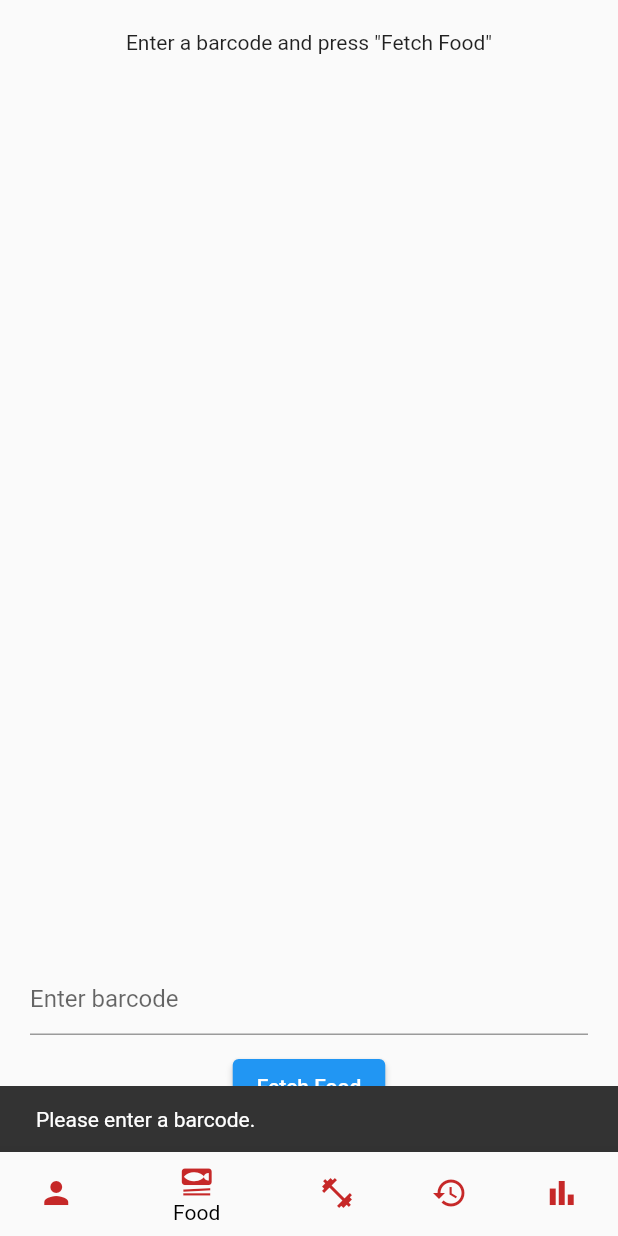
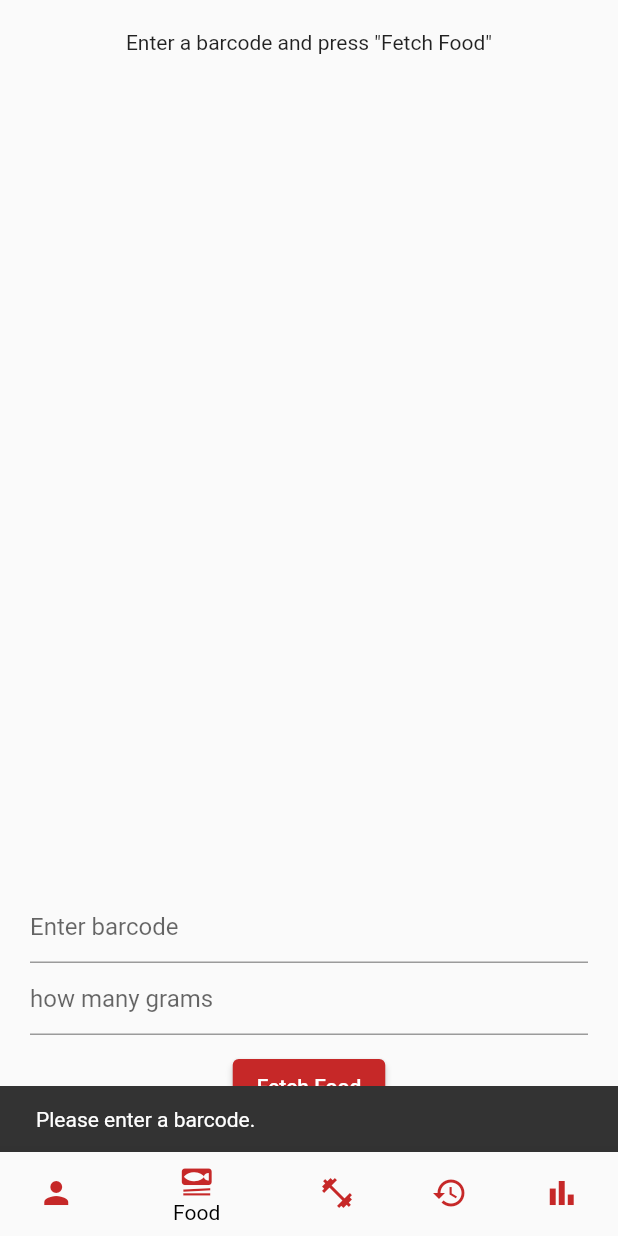
Before and after one commit to FrederikvSvane/FitMate, a Flutter app: the screen it shows after launch, item 2 of the bottom bar chosen, after a tap on "Fetch Food", on a phone screen of 412 x 824 dp. Run offline on Flutter 3.47's test engine with Material 2 defaults, Android fonts, the phone set to English and light mode, and no system bars.

Commit message:
Made it possible to add how much you ate and to see protein for the products

```diff
--- a/lib/classes/FoodApi.dart
+++ b/lib/classes/FoodApi.dart
@@ -5,8 +5,9 @@ class FoodApi {
   final int barcode;
   final String nameComponent;
   final num calories;
+  final num proteins;
 
-  FoodApi({required this.barcode, required this.nameComponent, required this.calories});
+  FoodApi({required this.barcode, required this.nameComponent, required this.calories, required this.proteins});
 
   static Future<FoodApi> fetchFoodApi(int barcode) async {
     var uri = Uri.https('world.openfoodfacts.org', "/api/2/product/$barcode.json");
@@ -27,11 +28,13 @@ class FoodApi {
       int barcodeData = int.parse(json['code']);
       String nameComponentData = json['product']['product_name'] ?? '';
       num caloriesData = json['product']['nutriments']['energy-kcal_100g'] ?? 0;
+      num proteinsData =json['product']['nutriments']['proteins_100g'] ?? 0;
 
       FoodApi foodApi = FoodApi(
         barcode: barcodeData,
         nameComponent: nameComponentData,
         calories: caloriesData,
+        proteins: proteinsData,
       );
       return foodApi;
     } else {
--- a/lib/main.dart
+++ b/lib/main.dart
@@ -27,6 +27,5 @@ Future<void> main()  async {
     routes: {
       "/": (context) => const Navigation(),
     },
-
   ));
 }
--- a/lib/pages/food.dart
+++ b/lib/pages/food.dart
@@ -11,13 +11,13 @@ class Food extends StatefulWidget {
 
 class FoodState extends State<Food> {
   final barcodeController = TextEditingController();
+  final howMuchController = TextEditingController();
+  String howMuch = '';
   Future<FoodApi>? foodApiFuture;
 
+
+
   Future<FoodApi> fetchFood(String barcode) {
-    if (barcode.isEmpty) {
-      throw ArgumentError('Please enter a barcode');
-    }
-
     try {
       var barcodeInt = int.parse(barcode);
       return FoodApi.fetchFoodApi(barcodeInt);
@@ -52,11 +52,13 @@ class FoodState extends State<Food> {
                             mainAxisAlignment: MainAxisAlignment.center,
                             children: <Widget>[
                               Text('Name Component: ${snapshot.data!.nameComponent}'),
-                              Text('Calories: ${snapshot.data!.calories}'),
+                              Text('Calories pr. 100g: ${snapshot.data!.calories}'),
+                              Text('Proteins pr. 100g: ${snapshot.data!.proteins}'),
+                              Text('You ate this many calories:  ${snapshot.data!.calories * int.parse(howMuch) / 100}'),
+                              Text('You ate this much protein:  ${snapshot.data!.proteins * int.parse(howMuch) / 100}')
                             ],
                           ),
                         );
-
                     } else {
                       return const Text('Enter a barcode and press "Fetch Food"');
                     }
@@ -69,22 +71,34 @@ class FoodState extends State<Food> {
                 hintText: 'Enter barcode',
               ),
             ),
+            TextField(
+              controller: howMuchController,
+              decoration: const InputDecoration(
+                hintText: 'how many grams',
+              ),
+            ),
             const SizedBox(height: 10.0), // Adding some spacing between text field and button
             ElevatedButton(
               onPressed: () {
                 if (barcodeController.text.isNotEmpty) {
                   setState(() {
                     foodApiFuture = fetchFood(barcodeController.text);
+                    howMuch = howMuchController.text;
+                    barcodeController.clear();
+                    howMuchController.clear();
+
                   });
                 } else {
                   ScaffoldMessenger.of(context).showSnackBar(
                     const SnackBar(
                       content: Text('Please enter a barcode.'),
-                      duration: Duration(seconds: 2),
+                      duration: Duration(seconds: 1),
                     ),
                   );
                 }
               },
+              style: ElevatedButton.styleFrom(
+                foregroundColor: Colors.white, backgroundColor: Colors.red[800],),
               child: const Text('Fetch Food'),
             ),
           ],
@@ -97,6 +111,7 @@ class FoodState extends State<Food> {
   void dispose() {
     // Clean up the controller when the widget is removed from the widget tree.
     barcodeController.dispose();
+    howMuchController.dispose();
     super.dispose();
   }
 }
```
